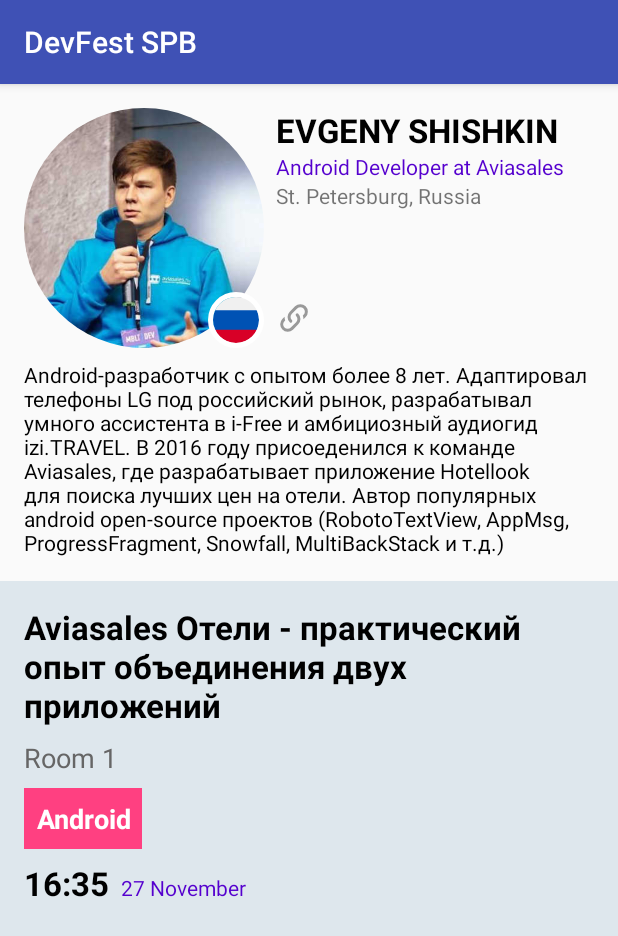
After one commit to sukhoikms27/DevSchoolApp, an Android app: the AuthorItemView screen opened directly, with no data from a screen before it, on a phone screen of 412 x 824 dp. The commit adds this screen. Shown: the top 936 px of the screen. Run offline under Robolectric (Android 15) with nearby library versions, the phone set to English and light mode, and no system bars; our stand-ins replace CircleImageView.

Commit message:
refactoring mainActivity -> constraintLayout add AuthorItemView Activity add stub for Speaker and lectures add more resources

```diff
--- a/app/build.gradle
+++ b/app/build.gradle
@@ -27,7 +27,9 @@ dependencies {
     implementation "org.jetbrains.kotlin:kotlin-stdlib:$kotlin_version"
     implementation 'com.android.support:appcompat-v7:28.0.0-rc02'
     implementation 'com.android.support.constraint:constraint-layout:1.1.2'
+    implementation 'de.hdodenhof:circleimageview:2.2.0'
     testImplementation 'junit:junit:4.12'
     androidTestImplementation 'com.android.support.test:runner:1.0.2'
     androidTestImplementation 'com.android.support.test.espresso:espresso-core:3.0.2'
+
 }
--- a/app/src/main/AndroidManifest.xml
+++ b/app/src/main/AndroidManifest.xml
@@ -9,7 +9,8 @@
         android:roundIcon="@mipmap/ic_launcher_round"
         android:supportsRtl="true"
         android:theme="@style/AppTheme">
-        <activity android:name=".LecturesListActivity"></activity>
+        <activity android:name=".AuthorItemView"></activity>
+        <activity android:name=".LecturesListActivity" />
         <activity android:name=".MainActivity">
             <intent-filter>
                 <action android:name="android.intent.action.MAIN" />
--- /dev/null
+++ b/app/src/main/java/com/example/lsuhinin/myapplication/AuthorItemView.kt
@@ -0,0 +1,91 @@
+package com.example.lsuhinin.myapplication
+
+import android.support.v7.app.AppCompatActivity
+import android.os.Bundle
+import android.view.View
+import android.widget.ImageView
+import android.widget.TextView
+import android.widget.Toast
+import com.example.lsuhinin.myapplication.pojo.Speaker
+import com.example.lsuhinin.myapplication.pojo.shishkinEvg
+
+class AuthorItemView : AppCompatActivity() {
+
+    lateinit var speakerPhoto: ImageView
+    lateinit var speakerCountry: ImageView
+    lateinit var speakerName: TextView
+    lateinit var speakerJob: TextView
+    lateinit var speakerLocation: TextView
+
+    lateinit var telegram: ImageView
+    lateinit var link: ImageView
+    lateinit var twitter: ImageView
+
+    lateinit var speakerInfo: TextView
+
+    lateinit var topic: TextView
+    lateinit var room: TextView
+    lateinit var track: TextView
+    lateinit var time: TextView
+    lateinit var date: TextView
+
+    override fun onCreate(savedInstanceState: Bundle?) {
+        super.onCreate(savedInstanceState)
+        setContentView(R.layout.author_item_view)
+
+        speakerPhoto = findViewById(R.id.speakerPhoto)
+        speakerCountry = findViewById(R.id.speakerCountry)
+        speakerName = findViewById(R.id.speakerName)
+        speakerJob = findViewById(R.id.speakerJob)
+        speakerLocation = findViewById(R.id.speakerLocation)
+        link = findViewById(R.id.link)
+        telegram = findViewById(R.id.telegram)
+        twitter = findViewById(R.id.twitter)
+        speakerInfo = findViewById(R.id.speakerInfo)
+        topic = findViewById(R.id.topic)
+        room = findViewById(R.id.room)
+        track = findViewById(R.id.track)
+        time = findViewById(R.id.time)
+        date = findViewById(R.id.date)
+
+
+        link.visibility = View.GONE
+        telegram.visibility = View.GONE
+        twitter.visibility = View.GONE
+
+        displayUserInfo(shishkinEvg)
+    }
+
+    fun displayUserInfo(speaker: Speaker) {
+
+        speaker.let {
+            speakerPhoto.setImageResource(it.imageSrc)
+            speakerCountry.setImageResource(it.country)
+            speakerName.text = it.name.toUpperCase()
+            speakerJob.text = it.job
+            speakerLocation.text = it.location
+            speakerInfo.text = it.info
+        }
+
+        speaker.social.link?.let {
+            link.visibility = View.VISIBLE
+            link.setOnClickListener { Toast.makeText(this@AuthorItemView, speaker.social.link, Toast.LENGTH_SHORT).show() }
+        }
+        speaker.social.twitter?.let {
+            twitter.visibility = View.VISIBLE
+            twitter.setOnClickListener { Toast.makeText(this@AuthorItemView, speaker.social.twitter, Toast.LENGTH_SHORT).show() }
+        }
+        speaker.social.telegram?.let {
+            telegram.visibility = View.VISIBLE
+            telegram.setOnClickListener { Toast.makeText(this@AuthorItemView, speaker.social.telegram, Toast.LENGTH_SHORT).show() }
+        }
+
+        speaker.lecture.let {
+            topic.text = it.topic
+            room.text = it.room
+            track.text = it.track
+            time.text = it.time
+            date.text = it.date
+        }
+    }
+}
--- a/app/src/main/java/com/example/lsuhinin/myapplication/LecturesListActivity.kt
+++ b/app/src/main/java/com/example/lsuhinin/myapplication/LecturesListActivity.kt
@@ -9,7 +9,7 @@ class LecturesListActivity : AppCompatActivity() {
     override fun onCreate(savedInstanceState: Bundle?) {
         super.onCreate(savedInstanceState)
         setContentView(R.layout.activity_lectures_list)
-        Toast.makeText(this@LecturesListActivity,"Sorry! Maybe next time", Toast.LENGTH_SHORT).show()
+        Toast.makeText(this@LecturesListActivity, R.string.error, Toast.LENGTH_SHORT).show()
 
     }
 }
--- a/app/src/main/java/com/example/lsuhinin/myapplication/MainActivity.kt
+++ b/app/src/main/java/com/example/lsuhinin/myapplication/MainActivity.kt
@@ -4,17 +4,22 @@ import android.content.Intent
 import android.support.v7.app.AppCompatActivity
 import android.os.Bundle
 import android.widget.Button
+import android.widget.TextView
 
 class MainActivity : AppCompatActivity() {
 
     lateinit var allLectures: Button
+    lateinit var author: TextView
 
     override fun onCreate(savedInstanceState: Bundle?) {
         super.onCreate(savedInstanceState)
         setContentView(R.layout.activity_main)
 
         allLectures = findViewById(R.id.allLectures)
+        author = findViewById(R.id.author)
+
         allLectures.setOnClickListener { openLecturesActivity() }
+        author.setOnClickListener { openAuthorInfoActivity() }
     }
 
     fun openLecturesActivity() {
@@ -22,4 +27,9 @@ class MainActivity : AppCompatActivity() {
         startActivity(lecturesListActivityIntent)
     }
 
+    fun openAuthorInfoActivity() {
+        val authorInfoActivityIntent = Intent(this@MainActivity, AuthorItemView::class.java)
+        startActivity(authorInfoActivityIntent)
+    }
+
 }
--- /dev/null
+++ b/app/src/main/java/com/example/lsuhinin/myapplication/pojo/Speaker.kt
@@ -0,0 +1,53 @@
+package com.example.lsuhinin.myapplication.pojo
+
+import com.example.lsuhinin.myapplication.R
+
+data class Speaker(
+        var id: Long,
+        var imageSrc: Int,
+        var country: Int,
+        var name: String,
+        var job: String,
+        var location: String,
+        var info: String,
+        var social: Social,
+        var lecture: Lecture
+
+)
+
+data class Social(
+        var link: String?,
+        var twitter: String?,
+        var telegram: String?
+)
+
+data class Lecture(
+        var topic: String,
+        var description: String,
+        var room: String,
+        var track: String,
+        var time: String,
+        var date: String
+)
+
+val shishkinEvg: Speaker = Speaker(
+        id = 1L,
+        imageSrc = R.drawable.author,
+        country = R.drawable.rus_flag,
+        name = "Evgeny Shishkin",
+        job = "Android Developer at Aviasales",
+        location = "St. Petersburg, Russia",
+        info = "Android-разработчик с опытом более 8 лет. Адаптировал телефоны LG под российский рынок, разрабатывал умного ассистента в i-Free и амбициозный аудиогид izi.TRAVEL. В 2016 году присоеденился к команде Aviasales, где разрабатывает приложение Hotellook для поиска лучших цен на отели. Автор популярных android open-source проектов (RobotoTextView, AppMsg, ProgressFragment, Snowfall, MultiBackStack и т.д.)",
+        social = Social(
+                link = "https://about.me/e.shishkin",
+                twitter = null,
+                telegram = null),
+        lecture = Lecture(
+                topic = "Aviasales Отели - практический опыт объединения двух приложений",
+                description = "До недавнего времени у нас независимо существовало два приложения: Aviasales — метапоиск авиабилетов и Hotellook — метапоиск отелей/хостелов/аппартов. И все было хорошо, пока не появилась задача интегрировать возможность поиска и бронирования отелей в приложение Aviasales, для того чтобы увеличить конверсию пользователей в отельную часть и зарабатывать еще больше денег \uD83D\uDE01 Так как Aviasales и Hotellook — это совершенно разные проекты с разными командами, разными архитектурными подходами, задача эта оказалась весьма непростой и интересной. Спойлер: В результате объединения приложения свет увидели 2 любопытные open source библиотеки: mrButler и nautilus.",
+                room = "Room 1",
+                track = "Android",
+                time = "16:35",
+                date = "27 November"
+        )
+)
--- /dev/null
+++ b/app/src/main/res/drawable/ic_link_variant.xml
@@ -0,0 +1,9 @@
+<vector xmlns:android="http://schemas.android.com/apk/res/android"
+    android:width="24dp"
+    android:height="24dp"
+    android:viewportWidth="24"
+    android:viewportHeight="24">
+  <path
+      android:pathData="M10.586,13.414a1,1 0,0 1,-1.414 1.414,5 5,0 0,1 0,-7.07l3.535,-3.536a5,5 0,0 1,7.071 7.071l-1.485,1.486a7.017,7.017 0,0 0,-0.405 -2.424l0.476,-0.476a3,3 0,1 0,-4.243 -4.243l-3.535,3.536a3,3 0,0 0,0 4.242zM13.414,9.172a1,1 0,0 1,1.414 0,5 5,0 0,1 0,7.07l-3.535,3.536a5,5 0,0 1,-7.071 -7.07l1.485,-1.486c-0.008,0.82 0.127,1.641 0.405,2.423l-0.476,0.476a3,3 0,1 0,4.243 4.243l3.535,-3.536a3,3 0,0 0,0 -4.242,1 1,0 0,1 0,-1.414z"
+      android:fillColor="#999999"/>
+</vector>
--- /dev/null
+++ b/app/src/main/res/drawable/ic_telegram.xml
@@ -0,0 +1,10 @@
+<vector xmlns:android="http://schemas.android.com/apk/res/android"
+    android:width="24dp"
+    android:height="24dp"
+    android:viewportWidth="24"
+    android:viewportHeight="24">
+  <path
+      android:pathData="M9.778,18.646l0.282,-4.225 7.685,-6.934c0.337,-0.3 -0.074,-0.446 -0.522,-0.174l-9.485,5.984 -4.097,-1.279c-0.885,-0.27 -0.891,-0.879 0.199,-1.316l15.966,-6.158c0.729,-0.33 1.433,0.175 1.154,1.291l-2.719,12.813c-0.19,0.91 -0.74,1.128 -1.502,0.708l-4.141,-3.06 -1.992,1.936c-0.23,0.226 -0.414,0.414 -0.828,0.414z"
+      android:fillColor="#999999"/>
+
+</vector>
--- /dev/null
+++ b/app/src/main/res/drawable/ic_twitter.xml
@@ -0,0 +1,10 @@
+<vector xmlns:android="http://schemas.android.com/apk/res/android"
+    android:width="24dp"
+    android:height="24dp"
+    android:viewportWidth="24"
+    android:viewportHeight="24">
+  <path
+      android:pathData="M22.46,6.012a8.58,8.58 0,0 1,-2.466 0.676,4.305 4.305,0 0,0 1.887,-2.374 8.591,8.591 0,0 1,-2.725 1.041,4.292 4.292,0 0,0 -7.313,3.914 12.184,12.184 0,0 1,-8.846 -4.483,4.271 4.271,0 0,0 -0.581,2.157 4.29,4.29 0,0 0,1.91 3.572,4.276 4.276,0 0,1 -1.945,-0.537v0.054c0,2.08 1.48,3.814 3.443,4.209a4.296,4.296 0,0 1,-1.939 0.073,4.296 4.296,0 0,0 4.01,2.98 8.61,8.61 0,0 1,-5.33 1.838c-0.347,0 -0.688,-0.02 -1.024,-0.06A12.147,12.147 0,0 0,8.12 21c7.893,0 12.21,-6.54 12.21,-12.21 0,-0.187 -0.004,-0.372 -0.012,-0.556a8.719,8.719 0,0 0,2.141 -2.222z"
+      android:fillColor="#999999"/>
+
+</vector>
--- /dev/null
+++ b/app/src/main/res/drawable/rus_flag.xml
@@ -0,0 +1,6 @@
+<vector android:height="24dp" android:viewportHeight="512"
+    android:viewportWidth="512" android:width="24dp" xmlns:android="http://schemas.android.com/apk/res/android">
+    <path android:fillColor="#F0F0F0" android:pathData="M256,256m-256,0a256,256 0,1 1,512 0a256,256 0,1 1,-512 0"/>
+    <path android:fillColor="#0052B4" android:pathData="M496.077,345.043C506.368,317.31 512,287.314 512,256s-5.632,-61.31 -15.923,-89.043H15.923C5.633,194.69 0,224.686 0,256s5.633,61.31 15.923,89.043L256,367.304L496.077,345.043z"/>
+    <path android:fillColor="#D80027" android:pathData="M256,512c110.071,0 203.906,-69.472 240.077,-166.957H15.923C52.094,442.528 145.929,512 256,512z"/>
+</vector>
--- a/app/src/main/res/layout/activity_main.xml
+++ b/app/src/main/res/layout/activity_main.xml
@@ -1,55 +1,61 @@
 <?xml version="1.0" encoding="utf-8"?>
-<LinearLayout xmlns:android="http://schemas.android.com/apk/res/android"
+<android.support.constraint.ConstraintLayout xmlns:android="http://schemas.android.com/apk/res/android"
+    xmlns:app="http://schemas.android.com/apk/res-auto"
+    xmlns:tools="http://schemas.android.com/tools"
     android:layout_width="match_parent"
     android:layout_height="match_parent"
-    android:layout_margin="16dp"
-    android:orientation="vertical">
+    android:layout_margin="16dp">
 
     <TextView
         android:id="@+id/topic"
-        android:layout_width="match_parent"
+        style="@style/TextView.Primary"
+        android:layout_width="wrap_content"
         android:layout_height="wrap_content"
-        style="@style/TextView.Primary"
         android:text="@string/topic"
-        />
+        app:layout_constraintStart_toStartOf="parent"
+        app:layout_constraintTop_toTopOf="parent" />
 
     <TextView
         android:id="@+id/track"
+        style="@style/TextView.Chips"
         android:layout_width="wrap_content"
         android:layout_height="wrap_content"
-        style="@style/TextView.Chips"
+        android:layout_marginTop="8dp"
         android:text="@string/track"
-        />
+        app:layout_constraintStart_toStartOf="parent"
+        app:layout_constraintTop_toBottomOf="@+id/topic" />
 
     <TextView
         android:id="@+id/author"
-        android:layout_width="match_parent"
+        style="@style/TextView.Secondary"
+        android:layout_width="wrap_content"
         android:layout_height="wrap_content"
-        style="@style/TextView.Secondary"
+        android:layout_marginTop="8dp"
         android:text="@string/Author"
-        />
-    <ScrollView
-        android:layout_width="match_parent"
-        android:layout_height="0dp"
-        android:layout_weight="1"
-        android:layout_marginBottom="8dp">
+        app:layout_constraintStart_toStartOf="parent"
+        app:layout_constraintTop_toBottomOf="@+id/track" />
 
-        <TextView
-            android:id="@+id/description"
-            android:layout_width="match_parent"
-            android:layout_height="wrap_content"
-            android:text="@string/description"
-            style="@style/TextView"
-            />
-    </ScrollView>
+
+    <TextView
+        android:id="@+id/description"
+        style="@style/TextView"
+        android:layout_width="wrap_content"
+        android:layout_height="wrap_content"
+        android:layout_marginTop="8dp"
+        android:text="@string/description"
+        app:layout_constraintStart_toStartOf="parent"
+        app:layout_constraintTop_toBottomOf="@+id/author" />
+
 
     <Button
         android:id="@+id/allLectures"
+        style="@style/Button"
         android:layout_width="wrap_content"
         android:layout_height="wrap_content"
+        android:background="@color/colorPrimary"
         android:padding="8dp"
-        android:background="@color/colorPrimary"
-        style="@style/Button"
-        android:text="@string/buttonLectures"/>
+        android:text="@string/buttonLectures"
+        app:layout_constraintBottom_toBottomOf="parent"
+        app:layout_constraintStart_toStartOf="parent" />
 
-</LinearLayout>
+</android.support.constraint.ConstraintLayout>
--- /dev/null
+++ b/app/src/main/res/layout/author_item_view.xml
@@ -0,0 +1,174 @@
+<?xml version="1.0" encoding="utf-8"?>
+<android.support.constraint.ConstraintLayout xmlns:android="http://schemas.android.com/apk/res/android"
+    xmlns:app="http://schemas.android.com/apk/res-auto"
+    xmlns:tools="http://schemas.android.com/tools"
+    android:layout_width="match_parent"
+    android:layout_height="match_parent"
+    android:layout_weight="1"
+    >
+
+    <android.support.constraint.ConstraintLayout
+        android:layout_width="match_parent"
+        android:layout_height="0dp"
+        app:layout_constraintVertical_weight="2"
+        android:padding="16dp"
+        tools:context=".AuthorItemView"
+        android:id="@+id/author_item_view"
+        app:layout_constraintTop_toTopOf="parent"
+        >
+
+
+        <de.hdodenhof.circleimageview.CircleImageView
+            android:id="@+id/speakerPhoto"
+            android:layout_width="160dp"
+            android:layout_height="160dp"
+            android:src="@drawable/author"
+            app:layout_constraintStart_toStartOf="parent"
+            app:layout_constraintTop_toTopOf="parent" />
+
+        <de.hdodenhof.circleimageview.CircleImageView
+            android:id="@+id/speakerCountry"
+            android:layout_width="37dp"
+            android:layout_height="37dp"
+            android:src="@drawable/rus_flag"
+            app:civ_border_color="@color/white"
+            app:civ_border_width="3dp"
+            app:layout_constraintBottom_toBottomOf="@id/speakerPhoto"
+            app:layout_constraintEnd_toEndOf="@id/speakerPhoto" />
+
+        <TextView
+            android:id="@+id/speakerName"
+            style="@style/Text.Primary"
+            android:layout_width="wrap_content"
+            android:layout_height="wrap_content"
+            android:layout_marginStart="@dimen/small_margin_size"
+            android:text="@string/Author"
+            app:layout_constraintStart_toEndOf="@id/speakerPhoto"
+            app:layout_constraintTop_toTopOf="parent" />
+
+        <TextView
+            android:id="@+id/speakerJob"
+            style="@style/Text.Stylished"
+            android:layout_width="wrap_content"
+            android:layout_height="wrap_content"
+            android:layout_marginStart="@dimen/small_margin_size"
+            android:text="@string/job"
+            app:layout_constraintStart_toEndOf="@id/speakerPhoto"
+            app:layout_constraintTop_toBottomOf="@id/speakerName" />
+
+        <TextView
+            android:id="@+id/speakerLocation"
+            android:layout_width="wrap_content"
+            android:layout_height="wrap_content"
+            android:layout_marginStart="@dimen/small_margin_size"
+            style="@style/Text"
+            android:text="@string/location"
+            app:layout_constraintStart_toEndOf="@id/speakerPhoto"
+            app:layout_constraintTop_toBottomOf="@+id/speakerJob" />
+
+        <ImageView
+            android:id="@+id/telegram"
+            android:layout_width="24dp"
+            android:layout_height="24dp"
+            android:layout_margin="@dimen/small_margin_size"
+            android:src="@drawable/ic_telegram"
+            app:layout_constraintBottom_toBottomOf="@id/speakerPhoto"
+            app:layout_constraintStart_toEndOf="@id/speakerPhoto" />
+
+        <ImageView
+            android:id="@+id/twitter"
+            android:layout_width="24dp"
+            android:layout_height="24dp"
+            android:layout_margin="@dimen/small_margin_size"
+            android:src="@drawable/ic_twitter"
+            app:layout_constraintBottom_toBottomOf="@id/speakerPhoto"
+            app:layout_constraintStart_toEndOf="@id/telegram" />
+
+        <ImageView
+            android:id="@+id/link"
+            android:layout_width="24dp"
+            android:layout_height="24dp"
+            android:layout_margin="@dimen/small_margin_size"
+            android:src="@drawable/ic_link_variant"
+            app:layout_constraintBottom_toBottomOf="@id/speakerPhoto"
+            app:layout_constraintStart_toEndOf="@id/twitter" />
+
+        <TextView
+            android:id="@+id/speakerInfo"
+            style="@style/TextView"
+            android:layout_width="match_parent"
+            android:layout_height="wrap_content"
+            android:layout_marginTop="@dimen/small_margin_size"
+            android:text="@string/about"
+            app:layout_constraintTop_toBottomOf="@id/speakerPhoto" />
+
+    </android.support.constraint.ConstraintLayout>
+
+    <android.support.constraint.ConstraintLayout
+        android:layout_width="match_parent"
+        android:layout_height="0dp"
+        app:layout_constraintVertical_weight="1"
+        android:background="@color/gray_light"
+        app:layout_constraintBottom_toBottomOf="parent"
+        app:layout_constraintEnd_toEndOf="@id/author_item_view"
+        app:layout_constraintTop_toBottomOf="@+id/author_item_view"
+        android:padding="16dp">
+
+        <TextView
+            android:id="@+id/topic"
+            style="@style/Text.Primary"
+            android:layout_width="match_parent"
+            android:layout_height="wrap_content"
+            android:text="@string/topic"
+            app:layout_constraintTop_toTopOf="parent"
+            app:layout_constraintStart_toStartOf="parent"/>
+
+        <TextView
+            android:id="@+id/room"
+            android:layout_width="wrap_content"
+            android:layout_height="wrap_content"
+            android:layout_marginTop="@dimen/small_margin_size"
+            android:text="Room 1"
+            app:layout_constraintTop_toBottomOf="@+id/topic"
+            app:layout_constraintStart_toStartOf="parent"
+            style="@style/TextView.Secondary"
+             />
+        <TextView
+            android:id="@+id/track"
+            android:layout_width="wrap_content"
+            android:layout_height="wrap_content"
+            android:layout_marginTop="@dimen/small_margin_size"
+            app:layout_constraintTop_toBottomOf="@id/room"
+            app:layout_constraintStart_toStartOf="parent"
+            android:text="@string/track"
+            style="@style/TextView.Chips"
+            />
+        <TextView
+            android:id="@+id/time"
+            android:layout_width="wrap_content"
+            android:layout_height="wrap_content"
+            android:text="12:32"
+            android:layout_marginTop="8dp"
+            android:fontFamily="roboto"
+            app:layout_constraintTop_toBottomOf="@id/track"
+            app:layout_constraintStart_toStartOf="parent"
+            style="@style/Text.Primary"
+            />
+
+        <TextView
+            android:id="@+id/date"
+            style="@style/Text.Stylished"
+            android:layout_width="wrap_content"
+            android:layout_height="0dp"
+            android:text="27 December"
+            android:layout_marginStart="8dp"
+            app:layout_constraintBaseline_toBaselineOf="@id/time"
+            app:layout_constraintStart_toEndOf="@id/time"/>
+    </android.support.constraint.ConstraintLayout>
+
+
+
+
+
+
+</android.support.constraint.ConstraintLayout>
--- a/app/src/main/res/values/colors.xml
+++ b/app/src/main/res/values/colors.xml
@@ -6,4 +6,6 @@
     <color name="white">#FFFFFF</color>
     <color name="black">#000000</color>
     <color name="gray_dove_light">#666666</color>
+    <color name="persidian_blue">#5500ce</color>
+    <color name="gray_light">#dee7ed</color>
 </resources>
--- a/app/src/main/res/values/dimens.xml
+++ b/app/src/main/res/values/dimens.xml
@@ -3,4 +3,5 @@
     <dimen name="secondary_text_size">18sp</dimen>
     <dimen name="primary_text_size">22sp</dimen>
     <dimen name="typical_text_size">14sp</dimen>
+    <dimen name="small_margin_size">8dp</dimen>
 </resources>
--- a/app/src/main/res/values/strings.xml
+++ b/app/src/main/res/values/strings.xml
@@ -1,11 +1,20 @@
 <resources>
     <string name="app_name">DevFest SPB</string>
+    <string name="track">Android</string>
+
+    <string name="buttonLectures">Все доклады</string>
+    <string name="thinking">🤔</string>
+    <string name="error">Sorry! Maybe next time</string>
+
+    <string name="Author">Evgeny Shishkin</string>
+    <string name="job">Android Developer at Aviasales</string>
+    <string name="location">St. Petersburg, Russia</string>
+    <string name="about">
+        Android-разработчик с опытом более 8 лет. Адаптировал телефоны LG под российский рынок, разрабатывал умного ассистента в i-Free и амбициозный аудиогид izi.TRAVEL. В 2016 году присоеденился к команде Aviasales, где разрабатывает приложение Hotellook для поиска лучших цен на отели. Автор популярных android open-source проектов (RobotoTextView, AppMsg, ProgressFragment, Snowfall, MultiBackStack и т.д.)
+    </string>
+    <string name="topic">Aviasales Отели - практический опыт объединения двух приложений</string>
     <string name="description">
         До недавнего времени у нас независимо существовало два приложения: Aviasales — метапоиск авиабилетов и Hotellook — метапоиск отелей/хостелов/аппартов. И все было хорошо, пока не появилась задача интегрировать возможность поиска и бронирования отелей в приложение Aviasales, для того чтобы увеличить конверсию пользователей в отельную часть и зарабатывать еще больше денег 😁 Так как Aviasales и Hotellook — это совершенно разные проекты с разными командами, разными архитектурными подходами, задача эта оказалась весьма непростой и интересной. Спойлер: В результате объединения приложения свет увидели 2 любопытные open source библиотеки: mrButler и nautilus.
     </string>
-    <string name="track">Android</string>
-    <string name="topic">Aviasales Отели - практический опыт объединения двух приложений</string>
-    <string name="Author">Evgeny Shishkin</string>
-    <string name="buttonLectures">Все доклады</string>
-    <string name="thinking">🤔</string>
+
 </resources>
--- a/app/src/main/res/values/styles.xml
+++ b/app/src/main/res/values/styles.xml
@@ -19,6 +19,10 @@
 
     <style name="TextView.Secondary">
         <item name="android:textAppearance">@style/Text.Secondary</item>
+    </style>
+
+    <style name="Text.Stylished">
+        <item name="android:textColor">@color/persidian_blue</item>
     </style>
 
     <style name="Text">
@@ -52,4 +56,8 @@
 
     </style>
 
+    <style name="Text.Clock">
+        <item name="android:fontFamily"></item>
+    </style>
+
 </resources>
```
Also changed, not shown: app/src/main/res/drawable/author.jpg (added).
